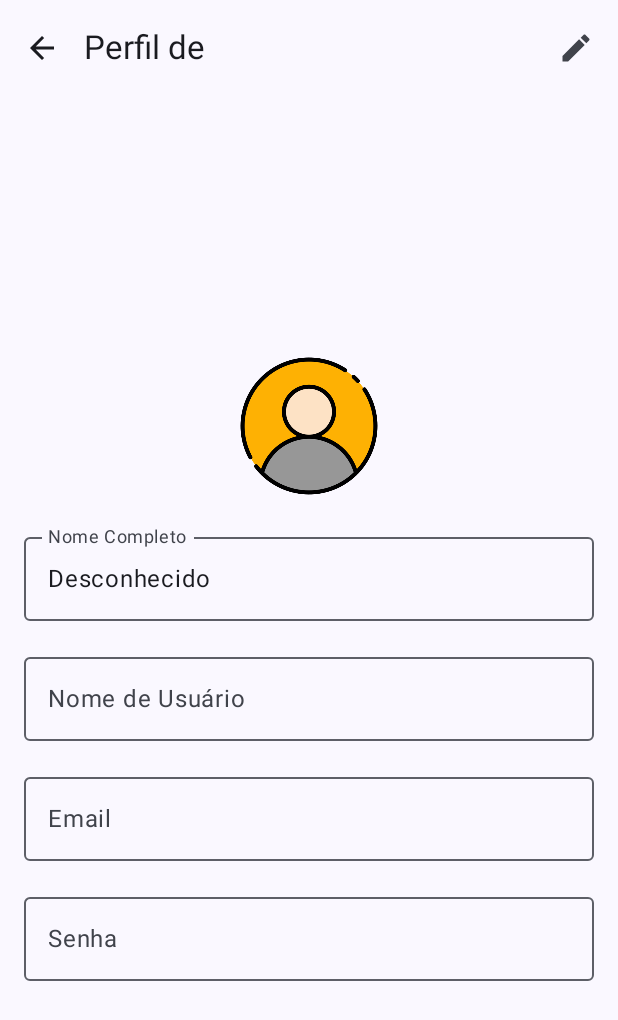
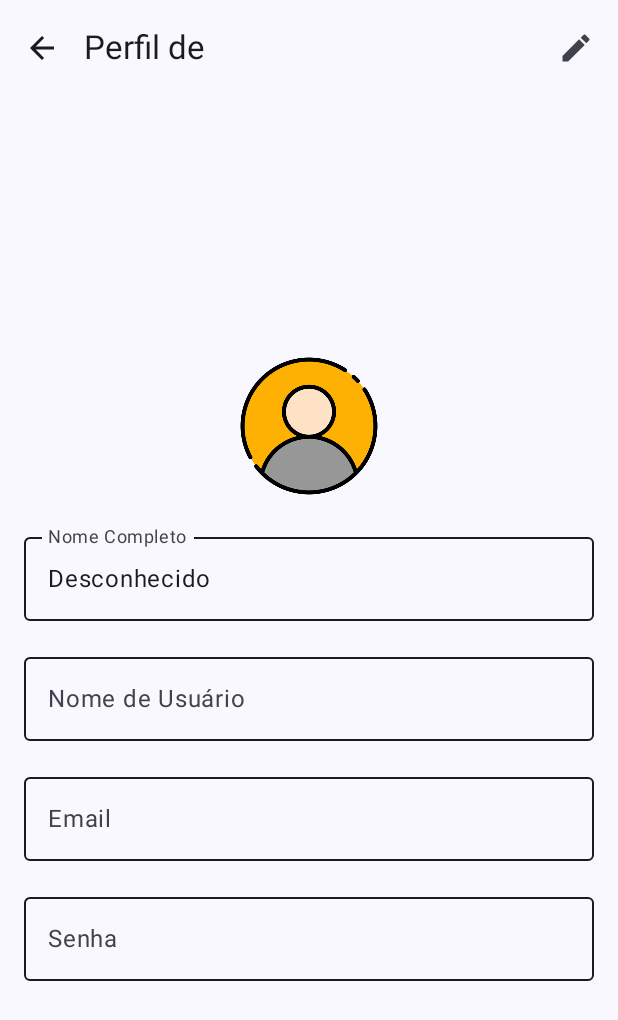
Before and after one commit to Albaninn/Mobile_App, an Android app built with Jetpack Compose: the composable ProfileScreen called with empty values, on a phone screen of 412 x 824 dp. Shown: the top 1020 px of the screen. Run offline under Robolectric (Android 15) with nearby library versions, the phone set to English and light mode, and no system bars.

```diff
--- a/Test_App/app/src/main/java/br/edu/up/test_app/MainActivity.kt
+++ b/Test_App/app/src/main/java/br/edu/up/test_app/MainActivity.kt
@@ -48,8 +48,8 @@ class MainActivity : ComponentActivity() {
 
 // Mapa de usuários com nome completo, senha e email
 val userCredentials = mapOf(
-    "Lucas" to UserProfile("Lucas Albano Ribas Serenato", "1234", "lucas@example.com"),
-    "Lorenna" to UserProfile("Lorenna Judit", "qwe123", "lorenna@example.com"),
+    "Lucas" to UserProfile("Lucas Albano Ribas Serenato", "1234", "lk.serenato@example.com"),
+    "Lorenna" to UserProfile("Lorenna Judit", "qwe123", "lohve@example.com"),
     "Cesar" to UserProfile("Cesar Augusto", "senha", "cesar@example.com")
 )
 
@@ -202,7 +202,7 @@ fun SecondScreen(navController: NavHostController, username: String) {
 // Tela de Perfil do Usuário
 @OptIn(ExperimentalMaterial3Api::class)
 @Composable
-fun ProfileScreen(navController: NavHostController,username: String) {
+fun ProfileScreen(navController: NavHostController, username: String) {
     // Buscar as informações do usuário a partir do mapa userCredentials
     val userProfile = userCredentials[username] ?: UserProfile("Desconhecido", "", "")
 
@@ -252,11 +252,21 @@ fun ProfileScreen(navController: NavHostController,username: String) {
                         .size(100.dp)
                         .clip(CircleShape)
                 )
+
+                // Cores customizadas para os campos desabilitados
+                val customTextFieldColors = TextFieldDefaults.outlinedTextFieldColors(
+                    disabledTextColor = MaterialTheme.colorScheme.onSurface, // Cor do texto quando desabilitado
+                    disabledLabelColor = MaterialTheme.colorScheme.onSurfaceVariant, // Cor do rótulo quando desabilitado
+                    disabledBorderColor = MaterialTheme.colorScheme.onSurface // Cor da borda quando desabilitado
+                )
+
                 // Campo de nome completo
                 OutlinedTextField(
                     value = userProfile.fullName, // Preencher com o nome completo do perfil
                     onValueChange = {},
                     label = { Text("Nome Completo") },
+                    enabled = false, // Desativa a edição
+                    colors = customTextFieldColors, // Define as cores customizadas
                     modifier = Modifier.fillMaxWidth()
                 )
 
@@ -265,6 +275,8 @@ fun ProfileScreen(navController: NavHostController,username: String) {
                     value = username, // Nome de usuário
                     onValueChange = {},
                     label = { Text("Nome de Usuário") },
+                    enabled = false, // Desativa a edição
+                    colors = customTextFieldColors, // Define as cores customizadas
                     modifier = Modifier.fillMaxWidth()
                 )
 
@@ -273,6 +285,8 @@ fun ProfileScreen(navController: NavHostController,username: String) {
                     value = userProfile.email, // Preencher com o email do perfil
                     onValueChange = {},
                     label = { Text("Email") },
+                    enabled = false, // Desativa a edição
+                    colors = customTextFieldColors, // Define as cores customizadas
                     modifier = Modifier.fillMaxWidth()
                 )
 
@@ -281,13 +295,16 @@ fun ProfileScreen(navController: NavHostController,username: String) {
                     value = userProfile.password, // Preencher com a senha do perfil
                     onValueChange = {},
                     label = { Text("Senha") },
+                    enabled = false, // Desativa a edição
                     visualTransformation = PasswordVisualTransformation(),
+                    colors = customTextFieldColors, // Define as cores customizadas
                     modifier = Modifier.fillMaxWidth()
                 )
             }
         }
     }
 }
+
 
 data class Mensagem(val autor: String, val texto: String)
 
```
